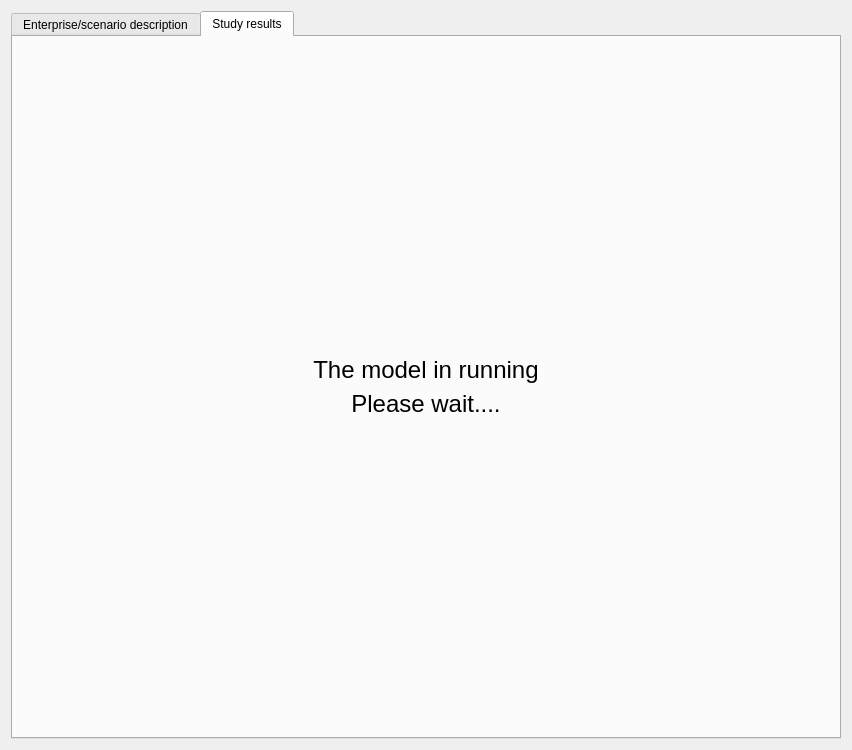
Qt form cleanedstudy.ui (qlands/cleaned-desktop) before a commit.
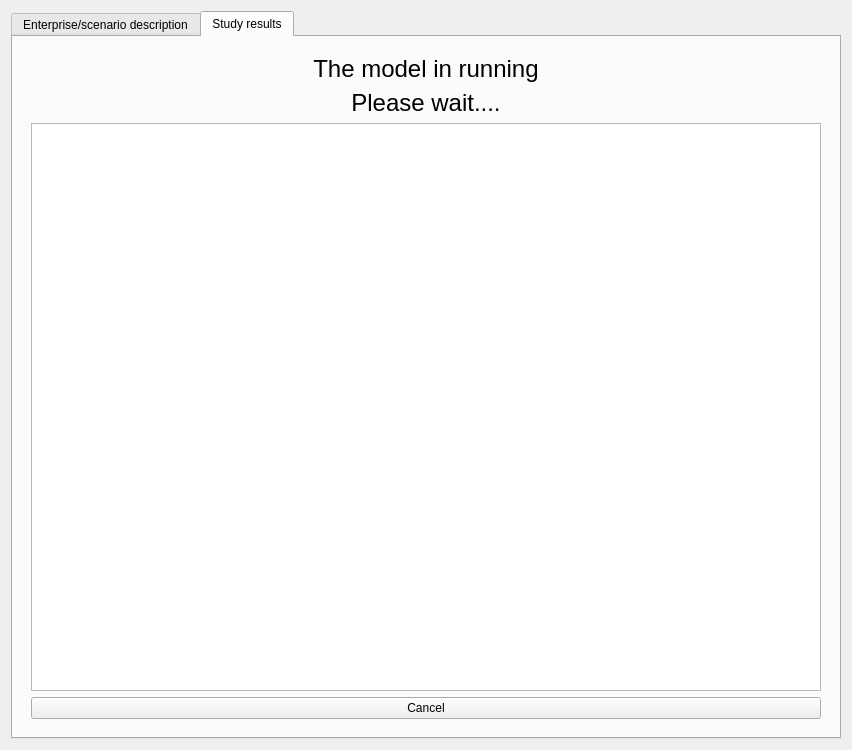
The same form after that commit. The open tabs and pages were chosen to show the change.

Patch:
```diff
--- a/cleanedstudy.ui
+++ b/cleanedstudy.ui
@@ -5863,19 +5863,6 @@
          <widget class="QWidget" name="page_4"/>
          <widget class="QWidget" name="page">
           <layout class="QVBoxLayout" name="verticalLayout_14">
-           <item>
-            <spacer name="verticalSpacer_4">
-             <property name="orientation">
-              <enum>Qt::Vertical</enum>
-             </property>
-             <property name="sizeHint" stdset="0">
-              <size>
-               <width>20</width>
-               <height>269</height>
-              </size>
-             </property>
-            </spacer>
-           </item>
            <item>
             <layout class="QVBoxLayout" name="verticalLayout_13">
              <item>
@@ -5895,17 +5882,24 @@
             </layout>
            </item>
            <item>
-            <spacer name="verticalSpacer_5">
-             <property name="orientation">
-              <enum>Qt::Vertical</enum>
+            <widget class="QTextEdit" name="txtruninfo">
+             <property name="sizePolicy">
+              <sizepolicy hsizetype="Expanding" vsizetype="Expanding">
+               <horstretch>0</horstretch>
+               <verstretch>0</verstretch>
+              </sizepolicy>
              </property>
-             <property name="sizeHint" stdset="0">
-              <size>
-               <width>20</width>
-               <height>268</height>
-              </size>
+             <property name="readOnly">
+              <bool>true</bool>
              </property>
-            </spacer>
+            </widget>
+           </item>
+           <item>
+            <widget class="QPushButton" name="cmdcancelrun">
+             <property name="text">
+              <string>Cancel</string>
+             </property>
+            </widget>
            </item>
           </layout>
          </widget>
```
